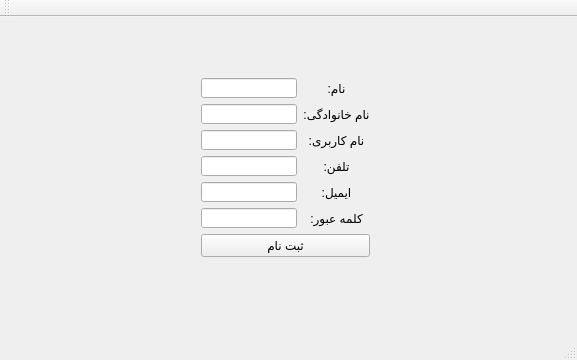
The window that University-resource-management/login.ui (M-JavadHeydarpour/University-resource-management) describes before a commit, drawn with Qt 5.
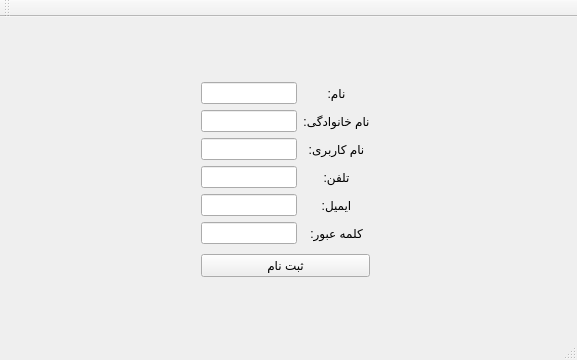
The same window after the commit. The open tabs and pages were chosen to show the change.

The edit to the form file:
```diff
--- a/University-resource-management/login.ui
+++ b/University-resource-management/login.ui
@@ -164,7 +164,7 @@
         <x>150</x>
         <y>40</y>
         <width>191</width>
-        <height>201</height>
+        <height>227</height>
        </rect>
       </property>
       <layout class="QVBoxLayout" name="verticalLayout_2">
```
Left out of the diff: 4 changed lines with no effect on the pictures.
